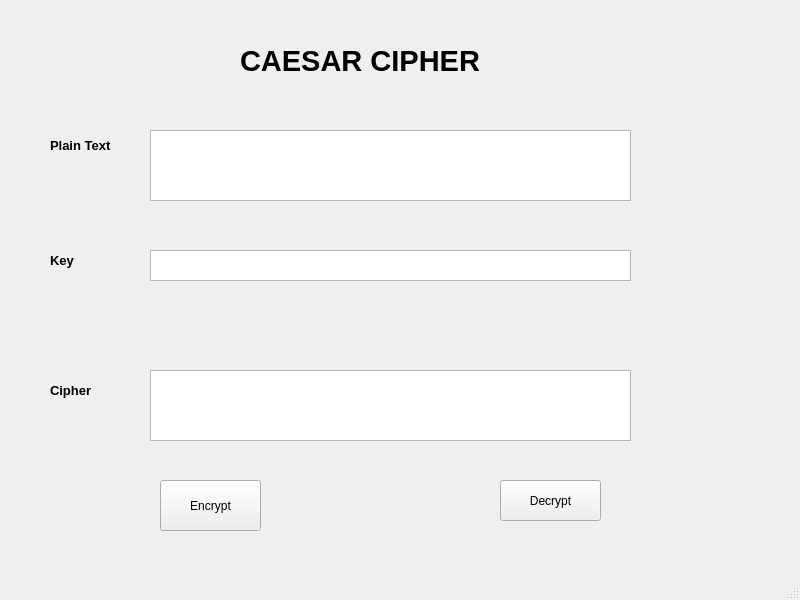
lugiahuy2k4/giahuy-bmttnc-1159, file giahuy-bmttnc-1159-main/lab-03/ui/caesar.ui: the form before one commit.
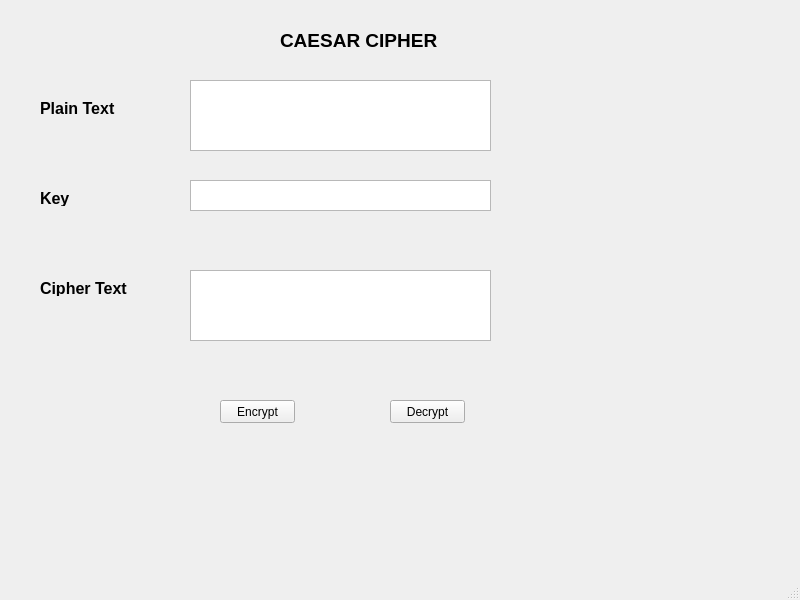
The form after the commit.

```diff
--- a/giahuy-bmttnc-1159-main/lab-03/ui/caesar.ui
+++ b/giahuy-bmttnc-1159-main/lab-03/ui/caesar.ui
@@ -17,15 +17,15 @@
    <widget class="QLabel" name="label">
     <property name="geometry">
      <rect>
-      <x>240</x>
-      <y>30</y>
-      <width>261</width>
-      <height>61</height>
+      <x>280</x>
+      <y>20</y>
+      <width>171</width>
+      <height>41</height>
      </rect>
     </property>
     <property name="font">
      <font>
-      <pointsize>22</pointsize>
+      <pointsize>14</pointsize>
       <weight>75</weight>
       <bold>true</bold>
      </font>
@@ -37,15 +37,15 @@
    <widget class="QLabel" name="label_2">
     <property name="geometry">
      <rect>
-      <x>50</x>
-      <y>130</y>
-      <width>101</width>
-      <height>31</height>
+      <x>40</x>
+      <y>100</y>
+      <width>91</width>
+      <height>16</height>
      </rect>
     </property>
     <property name="font">
      <font>
-      <pointsize>10</pointsize>
+      <pointsize>12</pointsize>
       <weight>75</weight>
       <bold>true</bold>
      </font>
@@ -54,28 +54,18 @@
      <string>Plain Text</string>
     </property>
    </widget>
-   <widget class="QTextEdit" name="txt_plain_text">
-    <property name="geometry">
-     <rect>
-      <x>150</x>
-      <y>130</y>
-      <width>481</width>
-      <height>71</height>
-     </rect>
-    </property>
-   </widget>
    <widget class="QLabel" name="label_3">
     <property name="geometry">
      <rect>
-      <x>50</x>
-      <y>240</y>
-      <width>61</width>
-      <height>41</height>
+      <x>40</x>
+      <y>190</y>
+      <width>81</width>
+      <height>16</height>
      </rect>
     </property>
     <property name="font">
      <font>
-      <pointsize>10</pointsize>
+      <pointsize>12</pointsize>
       <weight>75</weight>
       <bold>true</bold>
      </font>
@@ -84,42 +74,52 @@
      <string>Key</string>
     </property>
    </widget>
-   <widget class="QTextEdit" name="txt_key">
-    <property name="geometry">
-     <rect>
-      <x>150</x>
-      <y>250</y>
-      <width>481</width>
-      <height>31</height>
-     </rect>
-    </property>
-   </widget>
    <widget class="QLabel" name="label_4">
     <property name="geometry">
      <rect>
-      <x>50</x>
-      <y>370</y>
-      <width>71</width>
-      <height>41</height>
+      <x>40</x>
+      <y>280</y>
+      <width>111</width>
+      <height>16</height>
      </rect>
     </property>
     <property name="font">
      <font>
-      <pointsize>10</pointsize>
+      <pointsize>12</pointsize>
       <weight>75</weight>
       <bold>true</bold>
      </font>
     </property>
     <property name="text">
-     <string>Cipher</string>
+     <string>Cipher Text</string>
     </property>
    </widget>
-   <widget class="QTextEdit" name="txt_cipher">
+   <widget class="QTextEdit" name="txt_plain_text">
     <property name="geometry">
      <rect>
-      <x>150</x>
-      <y>370</y>
-      <width>481</width>
+      <x>190</x>
+      <y>80</y>
+      <width>301</width>
+      <height>71</height>
+     </rect>
+    </property>
+   </widget>
+   <widget class="QTextEdit" name="txt_key">
+    <property name="geometry">
+     <rect>
+      <x>190</x>
+      <y>180</y>
+      <width>301</width>
+      <height>31</height>
+     </rect>
+    </property>
+   </widget>
+   <widget class="QTextEdit" name="txt_cipher_text">
+    <property name="geometry">
+     <rect>
+      <x>190</x>
+      <y>270</y>
+      <width>301</width>
       <height>71</height>
      </rect>
     </property>
@@ -127,10 +127,10 @@
    <widget class="QPushButton" name="btn_encrypt">
     <property name="geometry">
      <rect>
-      <x>160</x>
-      <y>480</y>
-      <width>101</width>
-      <height>51</height>
+      <x>220</x>
+      <y>400</y>
+      <width>75</width>
+      <height>23</height>
      </rect>
     </property>
     <property name="text">
@@ -140,10 +140,10 @@
    <widget class="QPushButton" name="btn_decrypt">
     <property name="geometry">
      <rect>
-      <x>500</x>
-      <y>480</y>
-      <width>101</width>
-      <height>41</height>
+      <x>390</x>
+      <y>400</y>
+      <width>75</width>
+      <height>23</height>
      </rect>
     </property>
     <property name="text">
```
